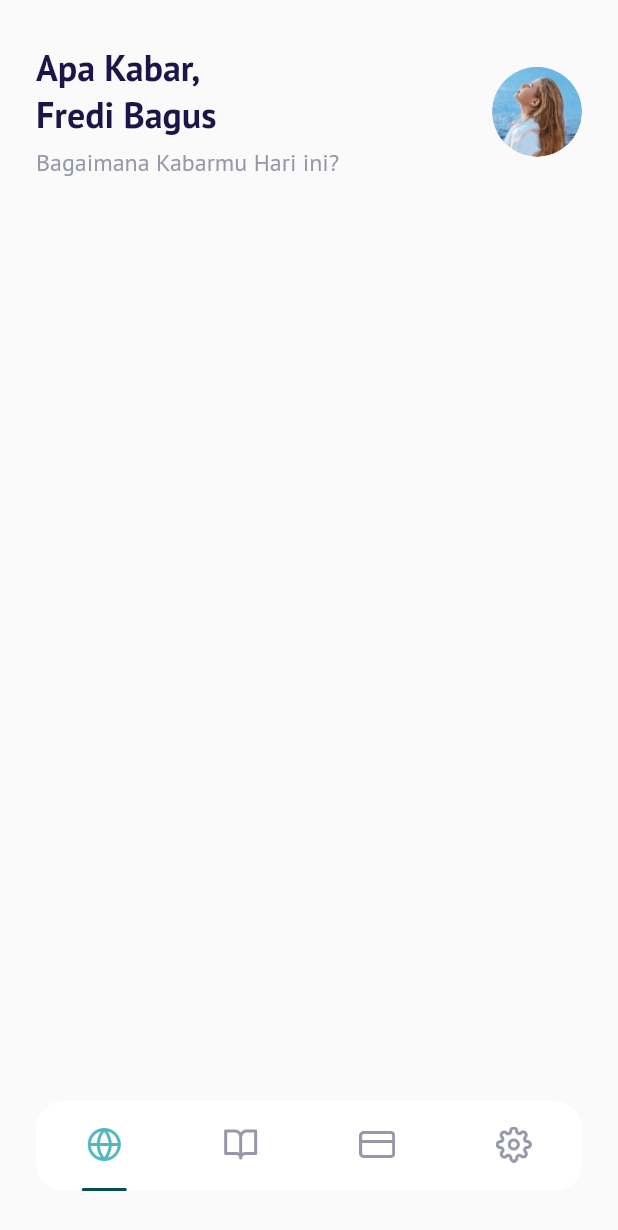
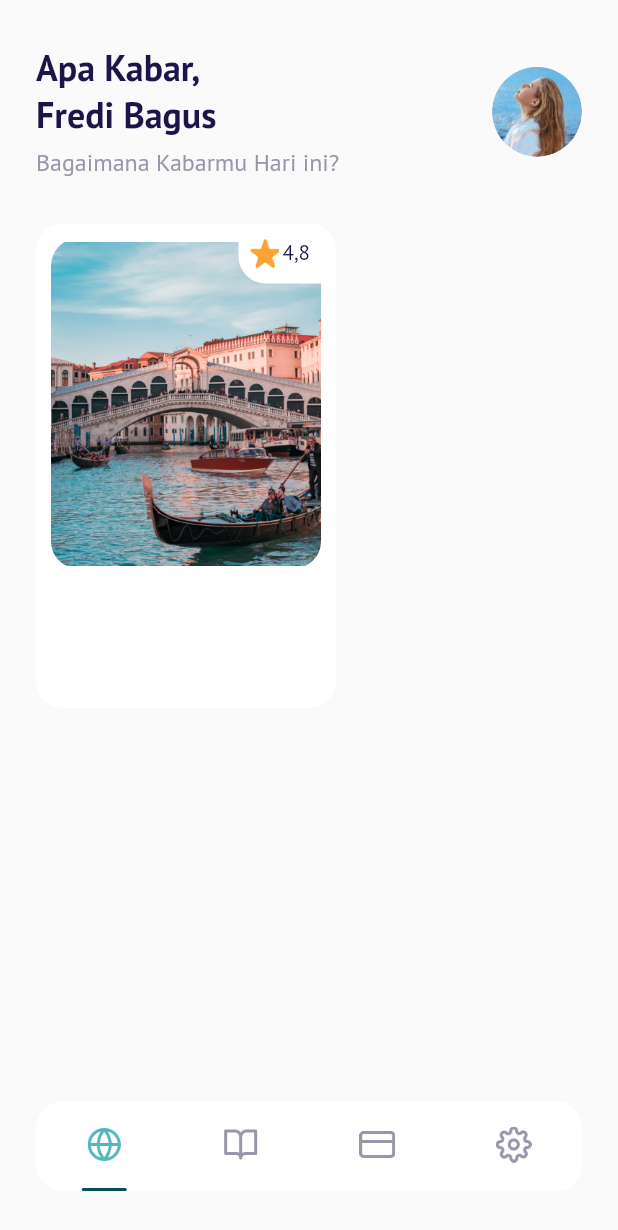
Before and after one commit to fredibagus12/terbangin-apps, a Flutter app: the MainPage screen opened by its route, on a phone screen of 412 x 824 dp. Shown: the top 1230 px of the screen. Run offline on Flutter 3.47's test engine with Material 2 defaults, Android fonts, the phone set to English and light mode, and no system bars; our stand-ins replace google_fonts.

Commit message:
Slicing Home - Bagian Popular Destinations

```diff
--- a/terbangin/lib/ui/pages/home_page.dart
+++ b/terbangin/lib/ui/pages/home_page.dart
@@ -61,9 +61,100 @@ class HomePage extends StatelessWidget {
       );
     }
 
+    Widget popularDestinations() {
+      return Container(
+        // ignore: prefer_const_constructors
+        margin: EdgeInsets.only(top: 30),
+        child: Row(
+          children: [
+            Container(
+              width: 200,
+              height: 323,
+              margin: EdgeInsets.only(
+                left: defaultMargin,
+              ),
+              // ignore: prefer_const_constructors
+              padding: EdgeInsets.all(10),
+              decoration: BoxDecoration(
+                borderRadius: BorderRadius.circular(18),
+                color: kWhiteColor,
+              ),
+              child: Column(
+                children: [
+                  Container(
+                    width: 180,
+                    height: 220,
+                    // ignore: prefer_const_constructors
+                    decoration: BoxDecoration(
+                      borderRadius: BorderRadius.circular(18),
+                      // ignore: prefer_const_constructors
+                      image: DecorationImage(
+                        // ignore: prefer_const_constructors
+                        image: AssetImage(
+                          'assets/image_destination_1.png',
+                        ),
+                      ),
+                    ),
+                    child: Align(
+                      alignment: Alignment.topRight,
+                      child: Container(
+                        width: 55,
+                        height: 30,
+                        // ignore: prefer_const_constructors
+
+                        decoration: BoxDecoration(
+                          color: kWhiteColor,
+                          // ignore: prefer_const_constructors
+
+                          // ignore: prefer_const_constructors
+                          borderRadius: BorderRadius.only(
+                            // ignore: prefer_const_constructors
+                            bottomLeft: Radius.circular(18),
+                          ),
+                        ),
+                        child: Row(
+                          crossAxisAlignment: CrossAxisAlignment.start,
+                          mainAxisAlignment: MainAxisAlignment.center,
+                          children: [
+                            Container(
+                              width: 20,
+                              height: 20,
+                              // ignore: prefer_const_constructors
+                              margin: EdgeInsets.only(right: 2),
+                              // ignore: prefer_const_constructors
+                              decoration: BoxDecoration(
+                                // ignore: prefer_const_constructors
+                                image: DecorationImage(
+                                  // ignore: prefer_const_constructors
+                                  image: AssetImage(
+                                    'assets/star.png',
+                                  ),
+                                ),
+                              ),
+                            ),
+                            Text(
+                              '4,8',
+                              style: blackTextStyle.copyWith(
+                                fontWeight: medium,
+                              ),
+                            ),
+                          ],
+                        ),
+                      ),
+                    ),
+                  )
+                ],
+              ),
+            ),
+          ],
+        ),
+      );
+    }
+
     return ListView(
       children: [
         header(),
+        popularDestinations(),
       ],
     );
   }
```
Also changed, not shown: terbangin/assets/image_destinatio.png (renamed from terbangin/assets/image 8.png), terbangin/assets/image_destination_1.png (renamed from terbangin/assets/image 8 (1).png), terbangin/assets/image_destination_2.png (renamed from terbangin/assets/image 9.png), terbangin/assets/image_destination_3.png (renamed from terbangin/assets/image 12.png), terbangin/assets/image_destination_4.png (renamed from terbangin/assets/image 11.png), terbangin/assets/image_destination_5.png (renamed from terbangin/assets/image 13.png), terbangin/assets/image_destination_6.png (renamed from terbangin/assets/image 14.png), terbangin/assets/image_destination_7.png (renamed from terbangin/assets/image 15.png), terbangin/assets/image_destination_8.png (renamed from terbangin/assets/image 16 (1).png), terbangin/assets/image_destination_9.png (renamed from terbangin/assets/image 18 (1).png), terbangin/assets/star.png (renamed from terbangin/assets/Star 1.png).
